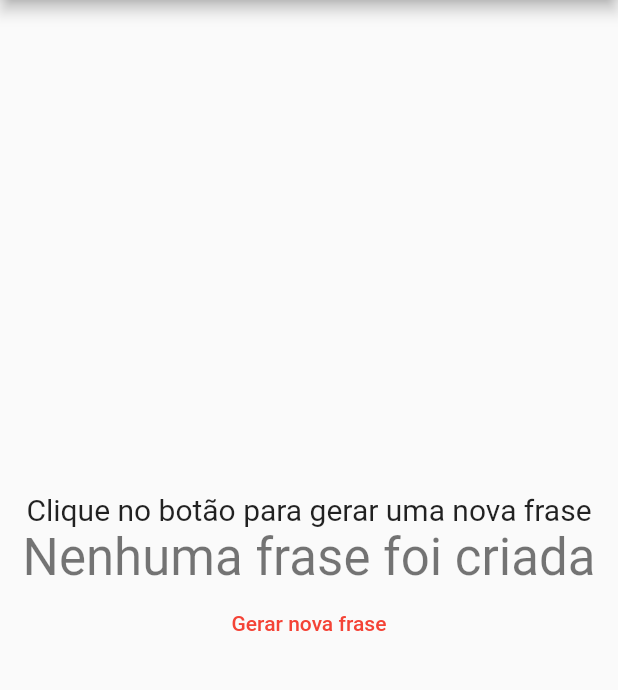
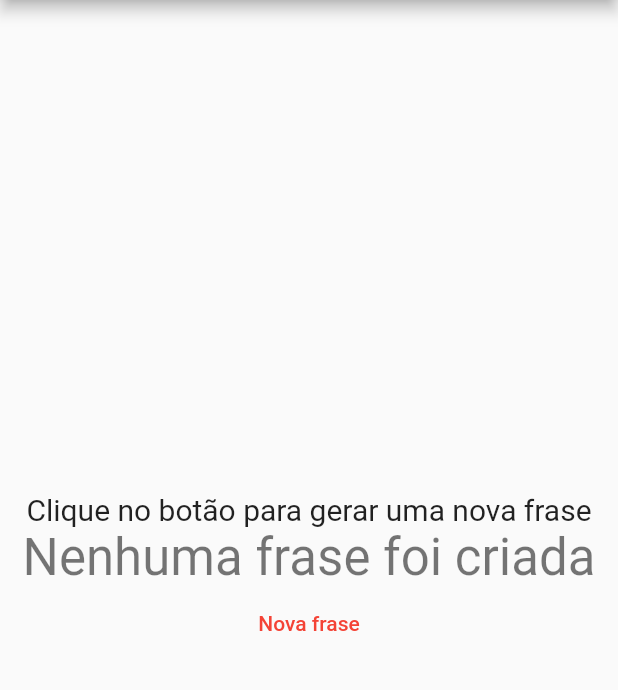
Before and after one commit to DavidArcari/test-bitrise-integration, a Flutter app: the screen it shows after launch, on a phone screen of 412 x 824 dp, the part 84-774 px from its top. Run offline on Flutter 3.47's test engine with Material 2 defaults, Android fonts, the phone set to English and light mode, and no system bars.

Commit message:
Frase do Botão pra testar bitrise com trigger de PR

```diff
--- a/app_test_bitrise/lib/main.dart
+++ b/app_test_bitrise/lib/main.dart
@@ -64,8 +64,7 @@ class _MyHomePageState extends State<MyHomePage> {
               '$_initialPhrase',
               style: Theme.of(context).textTheme.headlineMedium,
             ),
-            TextButton(
-                onPressed: _phraseGenerate, child: Text("Gerar nova frase"))
+            TextButton(onPressed: _phraseGenerate, child: Text("Nova frase"))
           ],
         ),
       ),
```
